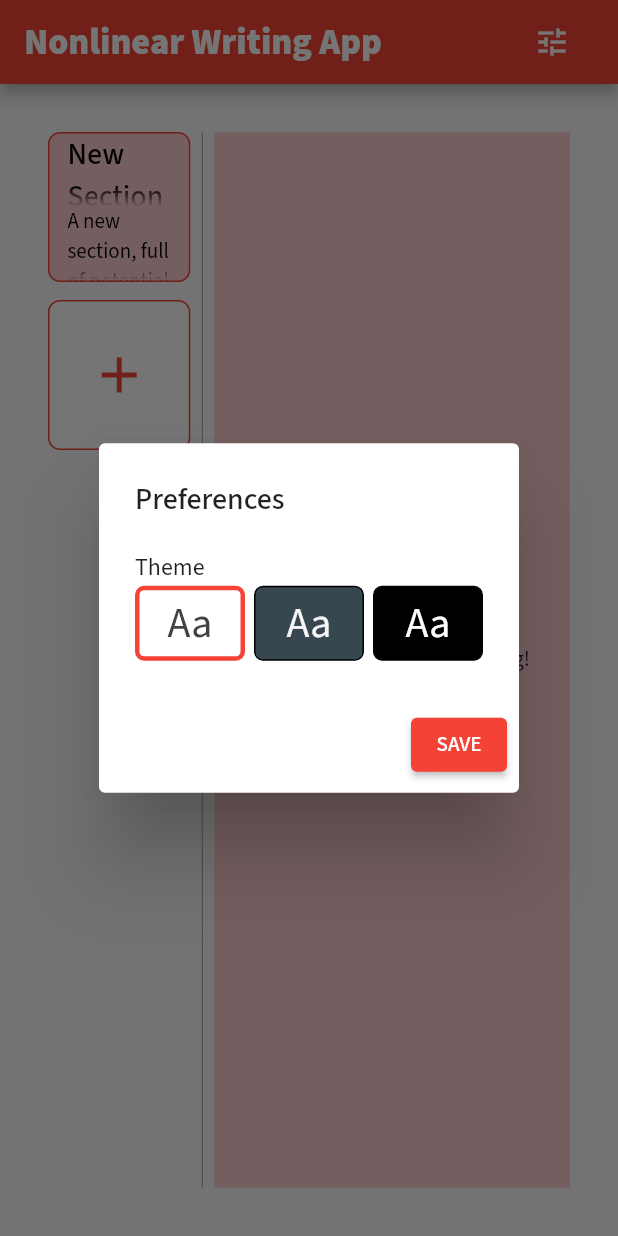
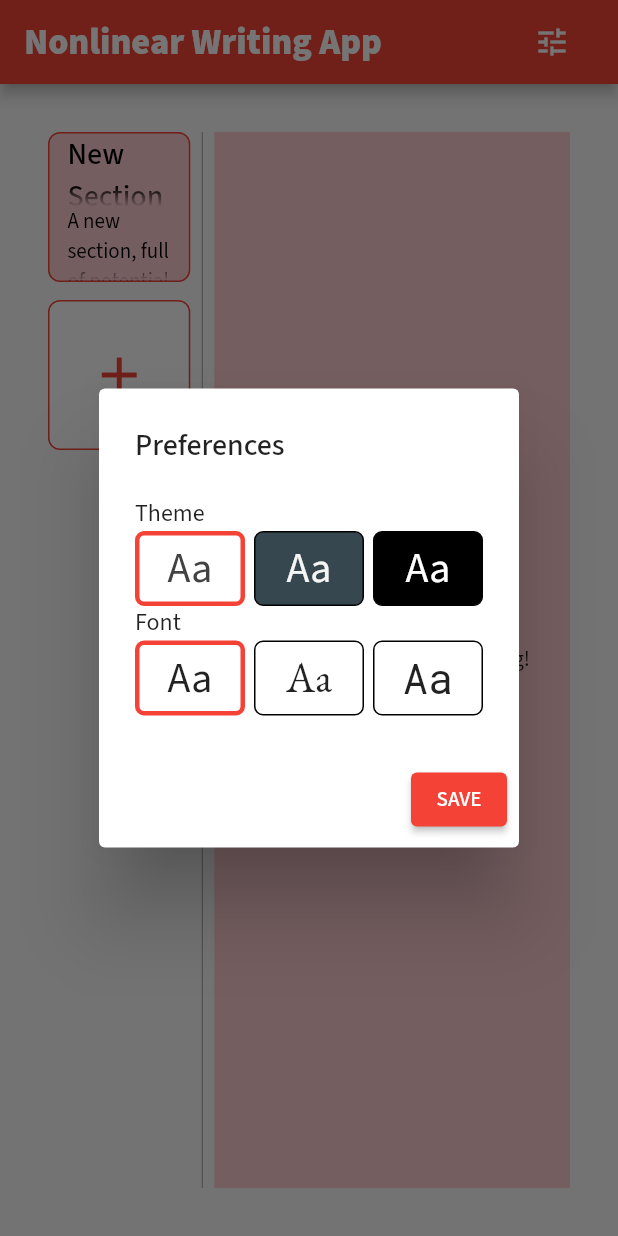
Before and after one commit to WalrusGumboot/nonlinwrit, a Flutter app: the screen it shows after launch, after a tap on the "add" icon, after a tap on the "tune" icon, on a phone screen of 412 x 824 dp. Run offline on Flutter 3.47's test engine with Material 2 defaults, Android fonts, the phone set to English and light mode, and no system bars; our stand-ins replace google_fonts.

Commit message:
miserably working theme and font switching

```diff
--- a/lib/main.dart
+++ b/lib/main.dart
@@ -103,6 +103,8 @@ class WritingScreenState extends State<WritingScreen> {
     Color writingAreaColour;
     Color writingTextColour;
 
+    TextStyle writingTextFont;
+
     switch (currentTheme) {
       case WrittenTextTheme.light:
         writingAreaColour = Colors.white;
@@ -115,6 +117,18 @@ class WritingScreenState extends State<WritingScreen> {
       case WrittenTextTheme.black:
         writingAreaColour = Colors.black;
         writingTextColour = Colors.white;
+        break;
+    }
+
+    switch (currentFont) {
+      case WrittenTextFont.sansSerif:
+        writingTextFont = GoogleFonts.sourceSansPro();
+        break;
+      case WrittenTextFont.serif:
+        writingTextFont = GoogleFonts.ebGaramond();
+        break;
+      case WrittenTextFont.mono:
+        writingTextFont = GoogleFonts.robotoMono();
         break;
     }
 
@@ -139,15 +153,6 @@ class WritingScreenState extends State<WritingScreen> {
                         mainAxisSize: MainAxisSize.min,
                         crossAxisAlignment: CrossAxisAlignment.start,
                         children: [
-                          // Text("Font"),
-                          // Row(
-                          //   mainAxisAlignment: MainAxisAlignment.spaceBetween,
-                          //   children: [
-                          //     Container(height: 50, width: 50, color: Colors.blue),
-                          //     Container(height: 50, width: 50, color: Colors.blue),
-                          //     Container(height: 50, width: 50, color: Colors.blue),
-                          //   ]
-                          // ),
                           Text("Theme"),
                           Row(
                             mainAxisAlignment: MainAxisAlignment.spaceBetween,
@@ -254,6 +259,107 @@ class WritingScreenState extends State<WritingScreen> {
                                   ),
                                 ),
                               ),
+
+                            ]
+                          ),
+
+
+
+                          Text("Font"),
+                          Row(
+                            mainAxisAlignment: MainAxisAlignment.spaceBetween,
+                            children: [
+                              Flexible(
+                                flex: 1,
+                                child: InkWell(
+                                  onTap: () {
+                                    updateDialogState(() {
+                                      currentFont = WrittenTextFont.sansSerif;
+                                    });
+                                    setState(() {
+                                      currentFont = WrittenTextFont.sansSerif;
+                                    });
+
+                                  },
+                                  child: Container(
+                                    height: 50,
+                                    decoration: BoxDecoration(
+                                      border: currentFont == WrittenTextFont.sansSerif ?
+                                        Border.all(color: Theme.of(context).primaryColor, width: 3) :
+                                        Border.all(),
+                                      borderRadius: BorderRadius.circular(6)
+                                    ),
+                                    child: Align(
+                                      alignment: Alignment.center,
+                                      child: Text(
+                                        "Aa",
+                                        style: GoogleFonts.sourceSansPro().merge(TextStyle(fontSize: 28))
+                                      ),
+                                    ),
+                                  ),
+                                ),
+                              ),
+                              SizedBox(width: 6),
+                              Flexible(
+                                flex: 1,
+                                child: InkWell(
+                                  onTap: () {
+                                    updateDialogState(() {
+                                      currentFont = WrittenTextFont.serif;
+                                    });
+                                    setState(() {
+                                      currentFont = WrittenTextFont.serif;
+                                    });
+                                  },
+                                  child: Container(
+                                    height: 50,
+                                    decoration: BoxDecoration(
+                                      border: currentFont == WrittenTextFont.serif ?
+                                        Border.all(color: Theme.of(context).primaryColor, width: 3) :
+                                        Border.all(),
+                                      borderRadius: BorderRadius.circular(6)
+                                    ),
+                                    child: Align(
+                                      alignment: Alignment.center,
+                                      child: Text(
+                                        "Aa",
+                                        style: GoogleFonts.ebGaramond().merge(TextStyle(fontSize: 28))
+                                      ),
+                                    ),
+                                  ),
+                                ),
+                              ),
+                              SizedBox(width: 6),
+                              Flexible(
+                                flex: 1,
+                                child: InkWell(
+                                  onTap: () {
+                                    updateDialogState(() {
+                                      currentFont = WrittenTextFont.mono;
+                                    });
+                                    setState(() {
+                                      currentFont = WrittenTextFont.mono;
+                                    });
+                                  },
+                                  child: Container(
+                                    height: 50,
+                                    decoration: BoxDecoration(
+                                      border: currentFont == WrittenTextFont.mono ?
+                                        Border.all(color: Theme.of(context).primaryColor, width: 3) :
+                                        Border.all(),
+                                      borderRadius: BorderRadius.circular(6)
+                                    ),
+                                    child: Align(
+                                      alignment: Alignment.center,
+                                      child: Text(
+                                        "Aa",
+                                        style: GoogleFonts.robotoMono().merge(TextStyle(fontSize: 28))
+                                      ),
+                                    ),
+                                  ),
+                                ),
+                              ),
+
                             ]
                           ),
                         ],
@@ -494,7 +600,7 @@ class WritingScreenState extends State<WritingScreen> {
 
                                       textAlignVertical: TextAlignVertical.top,
 
-                                      style: TextStyle(color: writingTextColour),
+                                      style: writingTextFont.apply(color: writingTextColour),
 
                                       decoration: InputDecoration(
                                         contentPadding: EdgeInsets.all(8),
```
